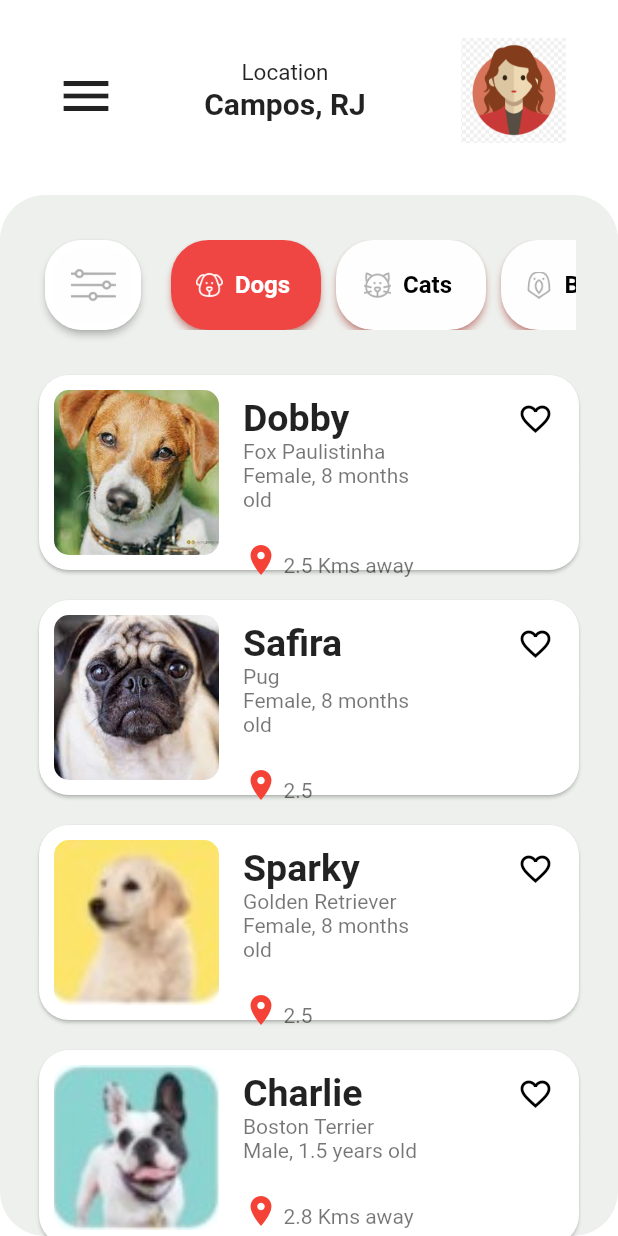
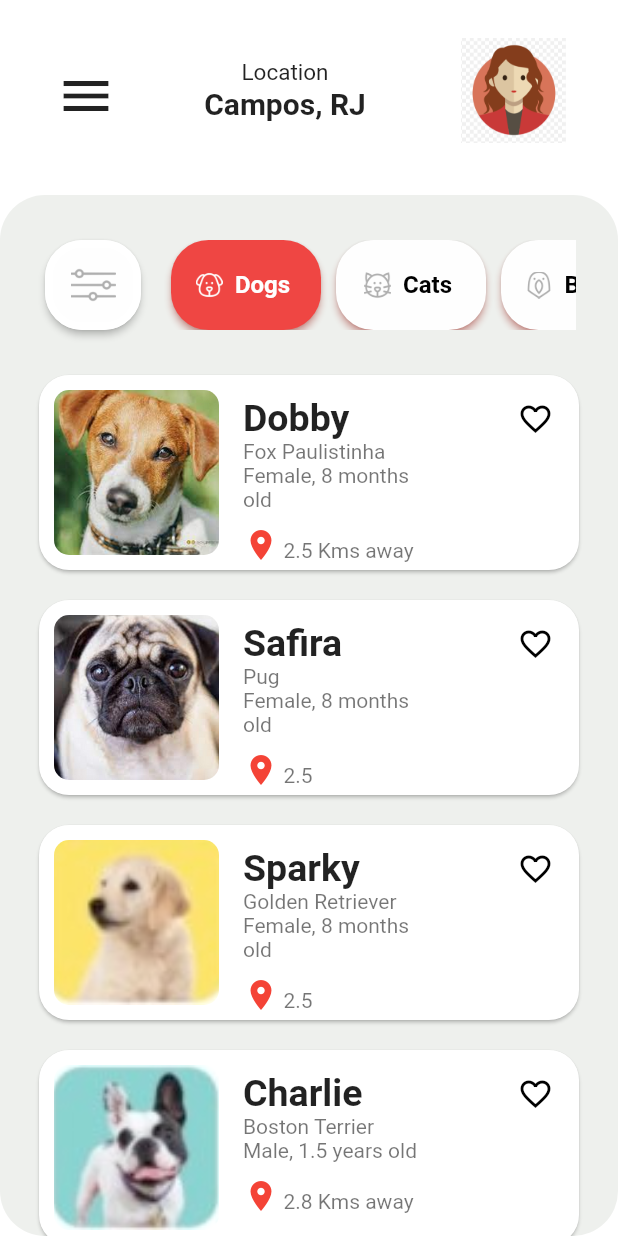
Before and after one commit to CelesteBarreto/pet_adoption_challenge, a Flutter app: the screen it shows after launch, on a phone screen of 412 x 824 dp. Run offline on Flutter 3.47's test engine with Material 2 defaults, Android fonts, the phone set to English and light mode, and no system bars.

Commit message:
fix sizedBox

```diff
--- a/pet_adoption_challenge/lib/components/listile_component.dart
+++ b/pet_adoption_challenge/lib/components/listile_component.dart
@@ -30,7 +30,7 @@ class ListileComponent extends StatelessWidget {
           Text(raca),
           Text('$sexo, $age'),
           const SizedBox(
-            height: 20,
+            height: 10,
           ),
           Row(
             crossAxisAlignment: CrossAxisAlignment.end,
```
